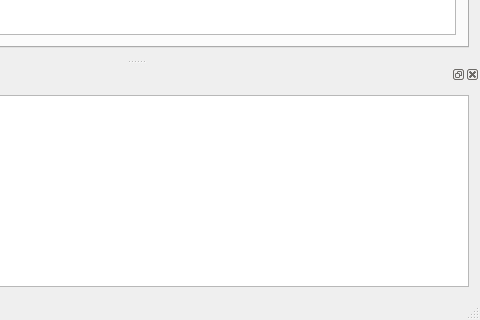
ricardoquesada/cocos2d-console-gui, file src/mainwindow.ui: the form before one commit; both pictures show x 209 to 689 and y 173 to 493 of the 689 by 493 pixel window.
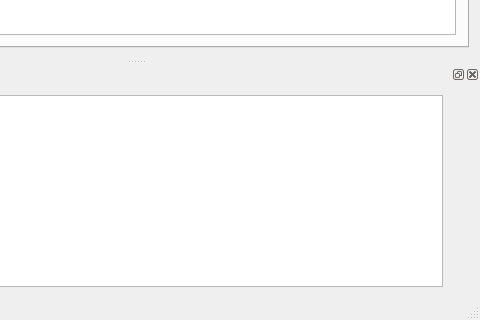
The form after the commit. Icons and pictures are not drawn.

Diff of the .ui file:
```diff
--- a/src/mainwindow.ui
+++ b/src/mainwindow.ui
@@ -154,7 +154,45 @@
    <widget class="QWidget" name="dockWidgetContents">
     <layout class="QVBoxLayout" name="verticalLayout_2">
      <item>
-      <widget class="QTextBrowser" name="textBrowser"/>
+      <layout class="QHBoxLayout" name="horizontalLayout_2">
+       <item>
+        <widget class="QTextBrowser" name="textBrowser"/>
+       </item>
+       <item>
+        <layout class="QVBoxLayout" name="verticalLayout_6">
+         <item>
+          <widget class="QPushButton" name="pushButton_clearConsole">
+           <property name="maximumSize">
+            <size>
+             <width>20</width>
+             <height>20</height>
+            </size>
+           </property>
+           <property name="icon">
+            <iconset theme="edit-clear" resource="resources.qrc">
+             <normaloff>:/icons/16x16/actions/edit-clear.png</normaloff>:/icons/16x16/actions/edit-clear.png</iconset>
+           </property>
+           <property name="flat">
+            <bool>true</bool>
+           </property>
+          </widget>
+         </item>
+         <item>
+          <spacer name="verticalSpacer">
+           <property name="orientation">
+            <enum>Qt::Vertical</enum>
+           </property>
+           <property name="sizeHint" stdset="0">
+            <size>
+             <width>20</width>
+             <height>40</height>
+            </size>
+           </property>
+          </spacer>
+         </item>
+        </layout>
+       </item>
+      </layout>
      </item>
     </layout>
    </widget>
```
